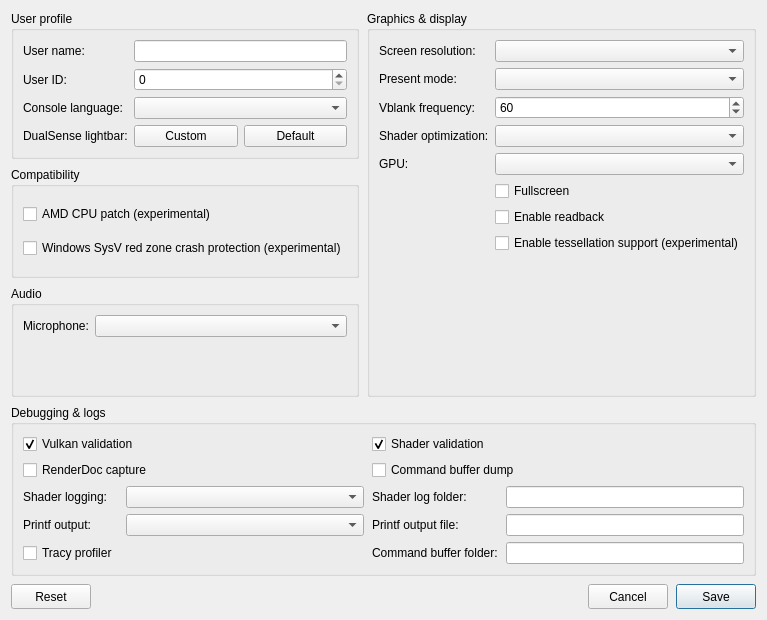
The window that src/launcher/forms/configuration_edit_dialog.ui (Ben-Dash/KytyPS5) describes before a commit, drawn with Qt 5.
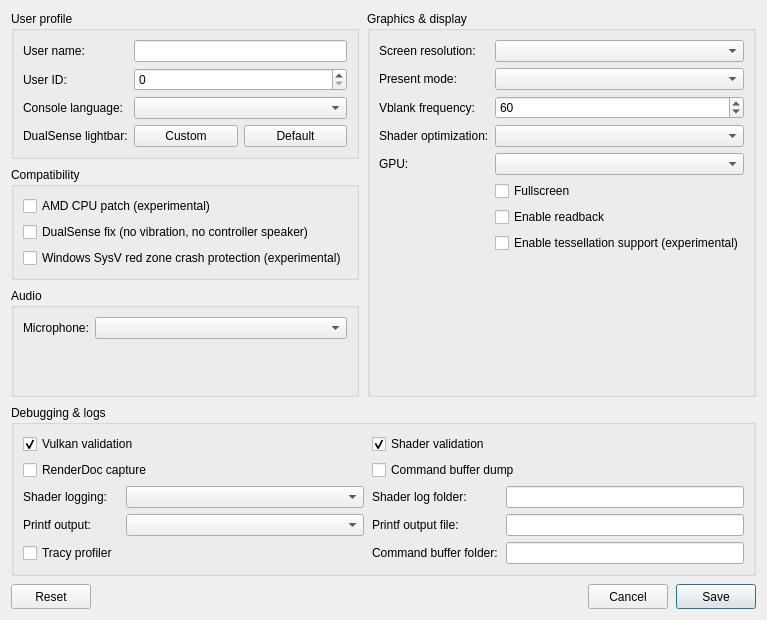
The same window after the commit. Custom widgets are drawn as their Qt base class.

Commit message: Title profiles for ASTRO BOT and ASTRO's PLAYROOM, DualSense fix option, launcher emulator choice

What changed in the file:
```diff
--- a/src/launcher/forms/configuration_edit_dialog.ui
+++ b/src/launcher/forms/configuration_edit_dialog.ui
@@ -305,6 +305,12 @@
           <property name="text"><string>AMD CPU patch (experimental)</string></property>
          </widget>
         </item>
+        <item>
+         <widget class="QCheckBox" name="checkBox_dualsense_fix">
+          <property name="toolTip"><string>No controller vibration; sounds the game sends to the controller speaker play on the PC instead.</string></property>
+          <property name="text"><string>DualSense fix (no vibration, no controller speaker)</string></property>
+         </widget>
+        </item>
         <item>
          <widget class="QCheckBox" name="checkBox_red_zone_protection">
           <property name="toolTip"><string>Helps prevent crashes in some games on Windows</string></property>
```
The commit also changes 6 other files.
